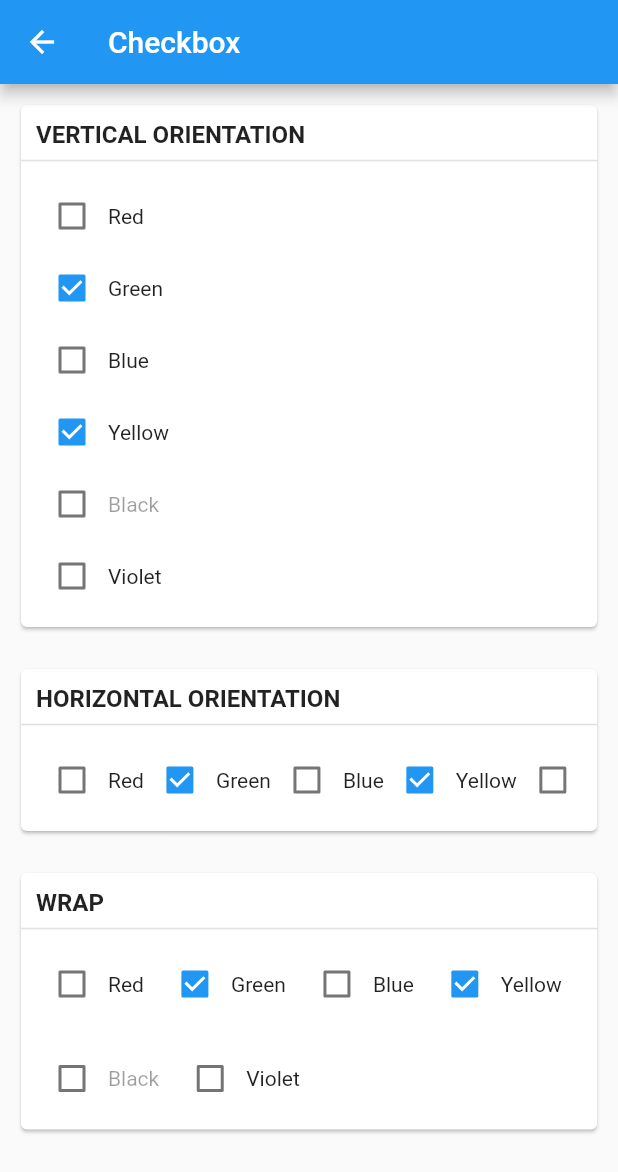
After one commit to agisrh/flutter_ukit, a Flutter app: the CheckboxScreen screen opened directly, on a phone screen of 412 x 824 dp. The commit adds this screen. Shown: the top 1172 px of the screen. Run offline on Flutter 3.47's test engine with Material 2 defaults, Android fonts, the phone set to English and light mode, and no system bars.

Commit message:
add checkbox

```diff
--- a/example/lib/main.dart
+++ b/example/lib/main.dart
@@ -1,4 +1,5 @@
 import 'package:flutter/material.dart';
+import 'package:flutter_ukit_example/screen/checkbox_screen.dart';
 import 'screen/button_screen.dart';
 import 'screen/container_screen.dart';
 import 'screen/dialog_screen.dart';
@@ -131,6 +132,17 @@ class HomeScreen extends StatelessWidget {
                     );
                   },
                 ),
+                ListTile(
+                  title: const Text('Checkbox'),
+                  trailing: const Icon(Icons.arrow_forward_ios, size: 18),
+                  onTap: () {
+                    Navigator.of(context).push(
+                      MaterialPageRoute(
+                        builder: (context) => const CheckboxScreen(),
+                      ),
+                    );
+                  },
+                ),
               ],
             ),
           ],
--- /dev/null
+++ b/example/lib/screen/checkbox_screen.dart
@@ -0,0 +1,105 @@
+import 'package:flutter/material.dart';
+import 'package:flutter_ukit/flutter_ukit.dart';
+import 'package:flutter_ukit_example/box_widget.dart';
+
+class CheckboxScreen extends StatefulWidget {
+  const CheckboxScreen({super.key});
+
+  @override
+  State<CheckboxScreen> createState() => _CheckboxScreenState();
+}
+
+class _CheckboxScreenState extends State<CheckboxScreen> {
+  List<String> allItemList = [
+    'Red',
+    'Green',
+    'Blue',
+    'Yellow',
+    'Black',
+    'Violet',
+  ];
+
+  static List<String> checkedItemList = ['Green', 'Yellow'];
+  List<String> selectedItemList = checkedItemList;
+
+  @override
+  Widget build(BuildContext context) {
+    return Scaffold(
+      appBar: AppBar(
+        title: const Text('Checkbox'),
+      ),
+      body: Container(
+        margin: const EdgeInsets.all(10.0),
+        child: ListView(
+          children: [
+            BoxWidget(
+              title: 'VERTICAL ORIENTATION',
+              content: Column(
+                children: [
+                  UKitCheckbox(
+                    itemList: allItemList,
+                    checkedItemList: checkedItemList,
+                    disabled: const ['Black'],
+                    onChanged: (itemList) {
+                      setState(() {
+                        selectedItemList = itemList;
+                        debugPrint('SELECTED ITEM LIST $itemList');
+                      });
+                    },
+                    orientation: CheckboxOrientation.VERTICAL,
+                  ),
+                ],
+              ),
+            ),
+            const SizedBox(height: 20),
+            BoxWidget(
+              title: 'HORIZONTAL ORIENTATION',
+              content: Column(
+                children: [
+                  UKitCheckbox(
+                    itemList: allItemList,
+                    checkedItemList: checkedItemList,
+                    disabled: const ['Black'],
+                    onChanged: (itemList) {
+                      setState(() {
+                        selectedItemList = itemList;
+                        debugPrint('SELECTED ITEM LIST $itemList');
+                      });
+                    },
+                    orientation: CheckboxOrientation.HORIZONTAL,
+                  ),
+                ],
+              ),
+            ),
+            const SizedBox(height: 20),
+            BoxWidget(
+              title: 'WRAP',
+              content: Column(
+                children: [
+                  UKitCheckbox(
+                    wrapSpacing: 10.0,
+                    wrapRunSpacing: 15.0,
+                    wrapTextDirection: TextDirection.ltr,
+                    wrapRunAlignment: WrapAlignment.center,
+                    wrapVerticalDirection: VerticalDirection.down,
+                    wrapAlignment: WrapAlignment.start,
+                    itemList: allItemList,
+                    checkedItemList: checkedItemList,
+                    disabled: const ['Black'],
+                    onChanged: (itemList) {
+                      setState(() {
+                        selectedItemList = itemList;
+                        debugPrint('SELECTED ITEM LIST $itemList');
+                      });
+                    },
+                    orientation: CheckboxOrientation.WRAP,
+                  ),
+                ],
+              ),
+            )
+          ],
+        ),
+      ),
+    );
+  }
+}
--- a/lib/flutter_ukit.dart
+++ b/lib/flutter_ukit.dart
@@ -5,12 +5,14 @@ export 'models/ukit_action.dart';
 export 'models/ukit_defaults.dart';
 export 'models/button_defaults.dart';
 export 'models/shimmer_defaults.dart';
+export 'models/checkbox_defaults.dart';
+export 'models/textfield_defaults.dart';
+export 'models/container_defaults.dart';
 export 'models/typography_defaults.dart';
-export 'models/container_defaults.dart';
-export 'models/textfield_defaults.dart';
 
 // Style
 export 'src/forms/texfield.dart';
+export 'src/forms/checkbox.dart';
 export 'src/contents/container.dart';
 export 'src/contents/typography.dart';
 export 'src/contents/shimmer/shimmer.dart';
--- /dev/null
+++ b/lib/models/checkbox_defaults.dart
@@ -0,0 +1,18 @@
+import 'package:flutter/material.dart';
+import 'ukit_defaults.dart';
+
+class UKitCheckboxDefaults extends UKitDefaults {
+  final TextStyle? textStyle;
+  final Color? checkColor;
+  final Color? activeColor;
+  final Color? focusColor;
+  final Color? hoverColor;
+
+  UKitCheckboxDefaults({
+    this.textStyle,
+    this.checkColor,
+    this.activeColor,
+    this.focusColor,
+    this.hoverColor,
+  });
+}
--- /dev/null
+++ b/lib/src/forms/checkbox.dart
@@ -0,0 +1,154 @@
+import 'package:flutter/material.dart';
+import 'package:flutter_ukit/flutter_ukit.dart';
+
+// ORIENTATION
+// ignore: constant_identifier_names
+enum CheckboxOrientation { HORIZONTAL, VERTICAL, WRAP }
+
+class UKitCheckbox extends StatefulWidget {
+  final List<String> itemList;
+  final List<String>? checkedItemList;
+  final List<String> disabled;
+
+  final UKitCheckboxDefaults? as;
+
+  /// Specifies the orientation of the elements in itemList.
+  final CheckboxOrientation orientation;
+
+  /// Called when the value of the checkbox group changes.
+  final Function onChanged;
+
+  /// If true the checkbox's value can be true, false, or null.
+  final bool tristate;
+
+  /// Configures the minimum size of the tap target.
+  final MaterialTapTargetSize? materialTapTargetSize;
+
+  //.......................WRAP ORIENTATION.....................................
+  final Axis wrapDirection;
+  final WrapAlignment wrapAlignment;
+
+  /// Defaults to 0.0.
+  final double wrapSpacing;
+  final WrapAlignment wrapRunAlignment;
+
+  /// Defaults to 0.0.
+  final double wrapRunSpacing;
+  final WrapCrossAlignment wrapCrossAxisAlignment;
+  final TextDirection? wrapTextDirection;
+  final VerticalDirection wrapVerticalDirection;
+
+  const UKitCheckbox({
+    super.key,
+    required this.itemList,
+    required this.orientation,
+    required this.onChanged,
+    this.checkedItemList,
+    this.as,
+    this.disabled = const [],
+    this.materialTapTargetSize,
+    this.tristate = false,
+    this.wrapDirection = Axis.horizontal,
+    this.wrapAlignment = WrapAlignment.start,
+    this.wrapSpacing = 0.0,
+    this.wrapRunAlignment = WrapAlignment.start,
+    this.wrapRunSpacing = 0.0,
+    this.wrapCrossAxisAlignment = WrapCrossAlignment.start,
+    this.wrapTextDirection,
+    this.wrapVerticalDirection = VerticalDirection.down,
+  });
+
+  @override
+  State<UKitCheckbox> createState() => _UKitCheckboxState();
+}
+
+class _UKitCheckboxState extends State<UKitCheckbox> {
+  List<String> selectedListItems = [];
+
+  @override
+  Widget build(BuildContext context) {
+    Widget finalWidget = generateItems();
+    return finalWidget;
+  }
+
+  // GENERATE ITEMS
+  Widget generateItems() {
+    List<Widget> content = [];
+    Widget finalWidget;
+    if (widget.checkedItemList != null) {
+      selectedListItems = widget.checkedItemList!;
+    }
+    List<Widget> widgetList = [];
+    for (int i = 0; i < widget.itemList.length; i++) {
+      widgetList.add(item(i));
+    }
+    if (widget.orientation == CheckboxOrientation.VERTICAL) {
+      for (final item in widgetList) {
+        content.add(Row(children: <Widget>[item]));
+      }
+      finalWidget = SingleChildScrollView(
+        scrollDirection: Axis.vertical,
+        child: Column(children: content),
+      );
+    } else if (widget.orientation == CheckboxOrientation.HORIZONTAL) {
+      for (final item in widgetList) {
+        content.add(Column(children: <Widget>[item]));
+      }
+      finalWidget = SingleChildScrollView(
+        scrollDirection: Axis.horizontal,
+        child: Row(children: content),
+      );
+    } else {
+      finalWidget = SingleChildScrollView(
+        child: Wrap(
+          spacing: widget.wrapSpacing,
+          runSpacing: widget.wrapRunSpacing,
+          textDirection: widget.wrapTextDirection ?? TextDirection.ltr,
+          crossAxisAlignment: widget.wrapCrossAxisAlignment,
+          verticalDirection: widget.wrapVerticalDirection,
+          alignment: widget.wrapAlignment,
+          direction: Axis.horizontal,
+          runAlignment: widget.wrapRunAlignment,
+          children: widgetList,
+        ),
+      );
+    }
+    return finalWidget;
+  }
+
+  // ITEM
+  Widget item(int index) {
+    return Row(
+      mainAxisSize: MainAxisSize.min,
+      children: <Widget>[
+        Checkbox(
+          activeColor: widget.as?.activeColor ?? Colors.blue,
+          checkColor: widget.as?.checkColor ?? Colors.white,
+          focusColor: widget.as?.focusColor,
+          hoverColor: widget.as?.hoverColor,
+          materialTapTargetSize: widget.materialTapTargetSize,
+          value: selectedListItems.contains(widget.itemList[index]),
+          tristate: widget.tristate,
+          onChanged: (selected) {
+            if (widget.disabled.contains(widget.itemList.elementAt(index))) {
+              return;
+            } else {
+              selected ?? false
+                  ? selectedListItems.add(widget.itemList[index])
+                  : selectedListItems.remove(widget.itemList[index]);
+              setState(() {
+                widget.onChanged(selectedListItems);
+              });
+            }
+          },
+        ),
+        Text(
+          widget.itemList[index].isEmpty ? '' : widget.itemList[index],
+          style: widget.disabled.contains(widget.itemList.elementAt(index))
+              ? TextStyle(color: Theme.of(context).disabledColor)
+              : widget.as?.textStyle,
+        )
+      ],
+    );
+  }
+}
```
Also changed, not shown: 1 other file.
